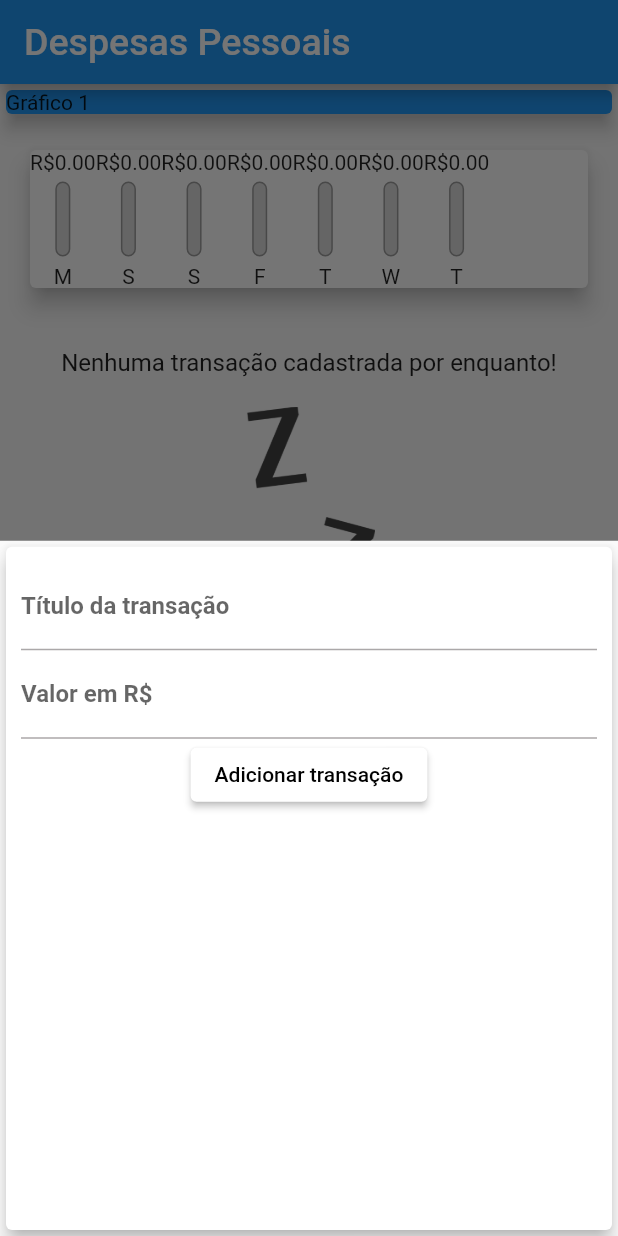
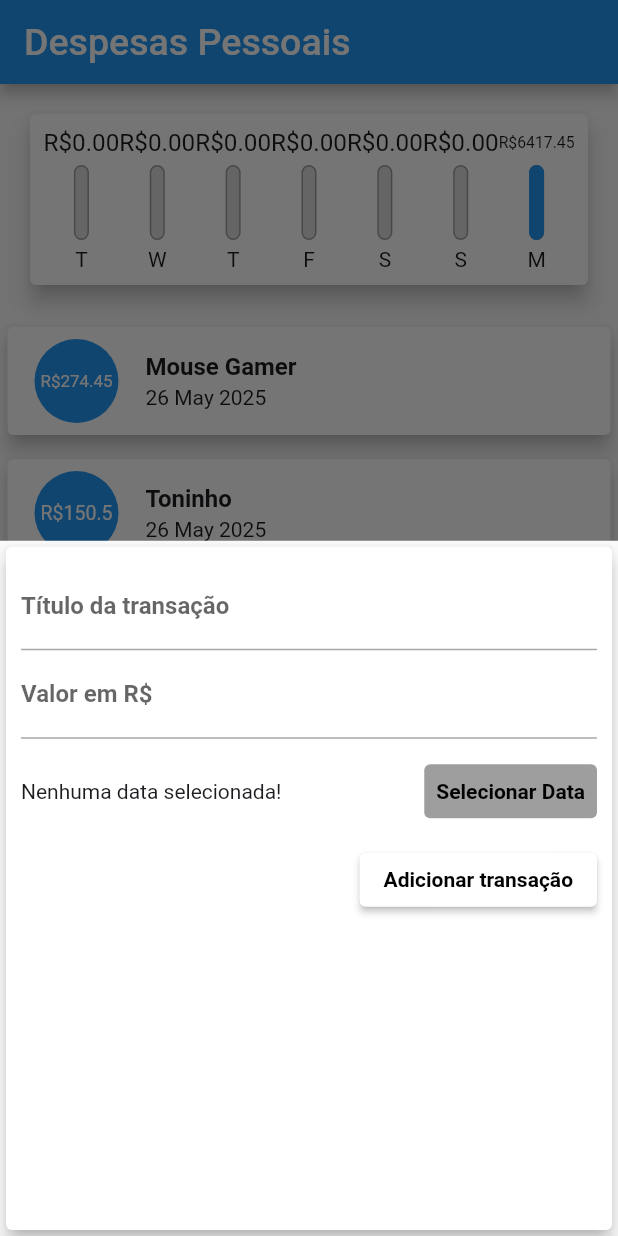
Before and after one commit to Leonardo-Toledo-Alves-Costa/despesas_app, a Flutter app: the screen it shows after launch, after a tap on the "add card" icon, on a phone screen of 412 x 824 dp. Run offline on Flutter 3.47's test engine with Material 3 defaults, Android fonts, the phone set to English and light mode, and no system bars.

Commit message:
Toques finais no aplicativo

```diff
--- a/lib/components/chart.dart
+++ b/lib/components/chart.dart
@@ -30,7 +30,7 @@ class Chart extends StatelessWidget {
         'day': DateFormat.E().format(weekDay)[0],
         'value': totalSum,
       };
-    });
+    }).reversed.toList();
   }
 
   double get _weekTotalValue{
@@ -44,14 +44,20 @@ class Chart extends StatelessWidget {
     return Card(
       elevation: 6,
       margin: const EdgeInsets.all(20),
+      child: Padding(
+        padding: const EdgeInsets.all(9.0),
         child: Row(
           children: groupedTransactions.map((tr){
-          return ChartBar(
+            return Flexible(
+              fit: FlexFit.tight,
+              child: ChartBar(
                 label: tr['day'] as String,
                 value: tr['value'] as double,
-            percentage: (tr['value'] as double) / _weekTotalValue,
+                percentage: _weekTotalValue == 0 ? 0 : (tr['value'] as double) / _weekTotalValue,
+              ),
             );
           }).toList(),
+        ),
       ),
     );
   }
--- a/lib/components/chart_bar.dart
+++ b/lib/components/chart_bar.dart
@@ -1,5 +1,4 @@
 import 'package:flutter/material.dart';
-import 'chart.dart';
 
 class ChartBar extends StatelessWidget {
   const ChartBar({super.key, required this.label, this.percentage, this.value});
@@ -13,7 +12,11 @@ class ChartBar extends StatelessWidget {
   Widget build(BuildContext context) {
     return Column(
       children: [
-        Text('R\$${value?.toStringAsFixed(2)}'),
+        Container(
+          height: 20,
+          child: FittedBox(child: Text('R\$${value?.toStringAsFixed(2)}')
+          ),
+        ),
         SizedBox(height: 5,),
         Container(
           height: 50,
@@ -44,7 +47,7 @@ class ChartBar extends StatelessWidget {
           ),
         ),
         const SizedBox(height: 5),
-        Text(label!),
+        Text(label),
       ],
     );
   }
--- a/lib/components/transaction_form.dart
+++ b/lib/components/transaction_form.dart
@@ -1,4 +1,5 @@
 import 'package:flutter/material.dart';
+import 'package:intl/intl.dart';
 
 class TransactionForm extends StatefulWidget {
   const TransactionForm(this.onSubmit, {super.key});
@@ -10,18 +11,35 @@ class TransactionForm extends StatefulWidget {
 }
 
 class _TransactionFormState extends State<TransactionForm> {
-    final titleController = TextEditingController();
+    final _titleController = TextEditingController();
 
-    final priceController = TextEditingController();
+    final _priceController = TextEditingController();
+    DateTime? _selectedDate;
 
     _submitForm(){
-    final title = titleController.text;
-    final price = double.tryParse(priceController.text) ?? 0;
+    final title = _titleController.text;
+    final price = double.tryParse(_priceController.text) ?? 0;
   if(title.isEmpty || price <= 0){
     return;
   }
     widget.onSubmit(title, price);
 
+  }
+
+  _showDatePicker() {
+    showDatePicker(
+      context: context,
+      initialDate: DateTime.now(),
+      firstDate: DateTime(2020),
+      lastDate: DateTime.now()
+      ).then((pickedDate){
+        if(pickedDate == null){
+          return;
+        }
+      setState(() {
+        _selectedDate = pickedDate;
+      });
+      });
   }
 
   @override
@@ -33,21 +51,51 @@ class _TransactionFormState extends State<TransactionForm> {
               child: Column(
                 children: [
                   TextField(
-                    controller: titleController,
+                    controller: _titleController,
                     onSubmitted: (_) => _submitForm(),
                     decoration: InputDecoration(labelText: 'Título da transação', labelStyle: TextStyle(fontWeight: FontWeight.bold)),
                     ),
                   TextField(
-                    controller: priceController,
+                    controller: _priceController,
                     keyboardType: TextInputType.numberWithOptions(decimal: true),
                     onSubmitted: (_) => _submitForm(),
                     decoration: InputDecoration(labelText: 'Valor em R\$', labelStyle: TextStyle(fontWeight: FontWeight.bold)),
                   ),
-                  ElevatedButton(
-                    onPressed: () {
-                      _submitForm();
-                    },
-                    child: Text('Adicionar transação', style: TextStyle(color: Colors.black),),
+            SizedBox(
+              height: 70,
+              child: Row(
+                children: <Widget>[
+                  Expanded(
+                  child: Text(
+                    _selectedDate == null
+                    ? 'Nenhuma data selecionada!'
+                    : 'Data Selecionada: ${DateFormat('dd/MM/y').format(_selectedDate!)}',
+                  )
+                ),
+                  TextButton(
+                    style: ButtonStyle(backgroundColor: WidgetStateProperty.all(Colors.grey)),
+                    onPressed: _showDatePicker,
+                    child: const Text(
+                      'Selecionar Data',
+                      style: TextStyle(
+                        fontWeight: FontWeight.bold,
+                        color:  Colors.black
+                      ),
+                    ),
+                  )
+                ],
+              ),
+            ),
+                  Row(
+                    mainAxisAlignment: MainAxisAlignment.end,
+                    children: [
+                      ElevatedButton(
+                        onPressed: () {
+                          _submitForm();
+                        },
+                        child: Text('Adicionar transação', style: TextStyle(color: Colors.black),),
+                      ),
+                    ],
                   )
                 ],
               ),
--- a/lib/components/transaction_list.dart
+++ b/lib/components/transaction_list.dart
@@ -11,7 +11,7 @@ class TransactionList extends StatelessWidget {
   @override
   Widget build(BuildContext context) {
     return SizedBox(
-      height: 400,
+      height: 500,
       child: transactions.isEmpty ? Column(
         children: [
           SizedBox(height: 20,),
@@ -27,25 +27,34 @@ class TransactionList extends StatelessWidget {
         itemBuilder: (ctx, index) {
         final tr = transactions[index];
                 return Card(
-                  color: Colors.blue,
-                  child: Row(
-                    children: [
-                      Container(
-                        margin: EdgeInsets.all(15),
-                        decoration: BoxDecoration(border: Border(right: BorderSide(color: Colors.black, width: 1))),
-                        padding: EdgeInsets.all(10),
-                        child: Text('R\$${tr.price.toStringAsFixed(2)}', style: TextStyle(fontWeight: FontWeight.bold, fontSize: 16),),
+                  elevation: 5,
+                  margin: const EdgeInsets.symmetric(
+                    vertical: 8,
+                    horizontal: 5,
+                  ),
+                  child: ListTile(
+                    leading: CircleAvatar(
+                      backgroundColor: Colors.blue,
+                      radius: 30,
+                      child: Padding(
+                        padding: const EdgeInsets.all(6),
+                        child: FittedBox(
+                          child: Text(
+                            'R\$${tr.price}',
+                            style: const TextStyle(
+                              color: Colors.white,
+                            ),
+                          ),
+                        ),
                       ),
-                    Column(
-                      crossAxisAlignment: CrossAxisAlignment.start,
-                      children: [
-                        Container(child: Text(tr.title, style: TextStyle(fontSize: 18, fontWeight: FontWeight.bold),)
-                        ),
-                        Container(child: Text(DateFormat('d MMM y').format(tr.date), style: TextStyle(fontSize: 15, color: Colors.grey[700]),)
                     ),
-                  ],
-                ),
-              ],
+                    title: Text(
+                      tr.title,
+                      style: TextStyle(fontWeight: FontWeight.bold),
+                    ),
+                    subtitle: Text(
+                      DateFormat('d MMM y').format(tr.date),
+               ),
             ),
           );
         },
--- a/lib/main.dart
+++ b/lib/main.dart
@@ -17,6 +17,13 @@ class DespesasApp extends StatelessWidget {
     return MaterialApp(
       home: const HomePage(),
       theme: ThemeData(
+        primarySwatch: Colors.blue,
+        textTheme: ThemeData.light().textTheme.copyWith(
+          labelLarge: TextStyle(
+            fontWeight: FontWeight.bold,
+            color: Colors.white
+          ),
+        ),
         useMaterial3: false,
         appBarTheme: AppBarTheme(
           backgroundColor: Colors.white,
@@ -42,7 +49,7 @@ class HomePage extends StatefulWidget {
 class _HomePageState extends State<HomePage> {
 
     final List<Transaction> _transactions = [
-    /*Transaction(
+    Transaction(
       id: 'C1',
       title: 'Mouse Gamer',
       price: 274.45,
@@ -52,7 +59,33 @@ class _HomePageState extends State<HomePage> {
       id: 'C2',
       title: 'Toninho',
       price: 150.50,
-      date: DateTime.now())*/
+      date: DateTime.now()),
+            Transaction(
+      id: 'C0',
+      title: 'Toninho1',
+      price: 50.50,
+      date: DateTime.now()),
+            Transaction(
+      id: 'C3',
+      title: 'Toninho2',
+      price: 1550.50,
+      date: DateTime.now()),
+            Transaction(
+      id: 'C4',
+      title: 'Toninho3',
+      price: 1350.50,
+      date: DateTime.now()),
+            Transaction(
+      id: 'C5',
+      title: 'Toninho4',
+      price: 1510.50,
+      date: DateTime.now()),
+            Transaction(
+      id: 'C6',
+      title: 'Toninho5',
+      price: 1530.50,
+      date: DateTime.now()),
+
   ];
 
     List<Transaction> get _recentTransactions {
@@ -102,13 +135,6 @@ _openTransactionFormModal(BuildContext context){
         child: Column(
           crossAxisAlignment: CrossAxisAlignment.stretch,
           children: <Widget>[
-            SizedBox(
-              child: Card(
-                  color: Colors.blue,
-                  elevation: 5,
-                  child: Text('Gráfico 1'),
-              ),
-            ),
       Chart(_recentTransactions),
       TransactionList(_transactions),
           ],
```
Lines whose indentation alone changed are shown as unchanged.
